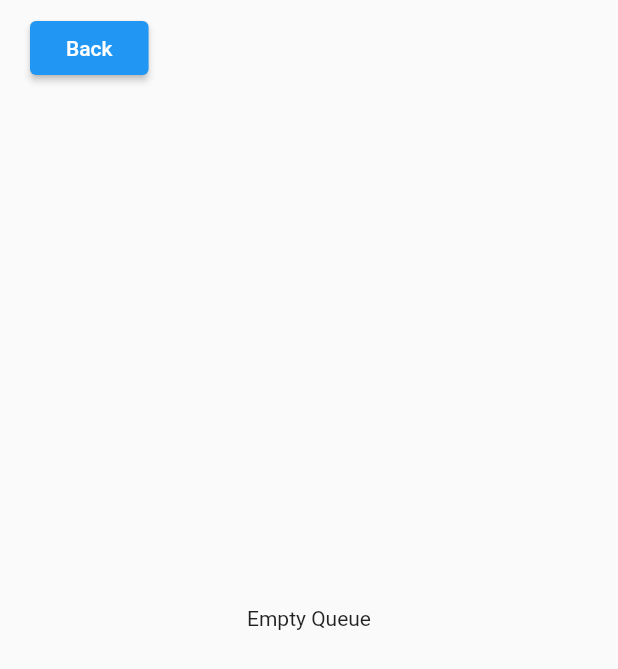
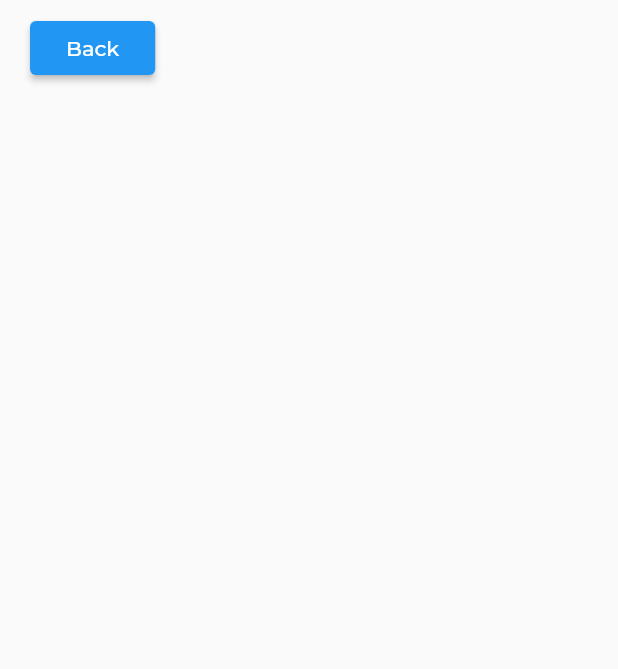
Before and after one commit to Digisailors/saint_school_admin, a Flutter app: the screen it shows once a user with an empty profile is signed in, after a tap on "Carousel", on a phone screen of 412 x 824 dp. Shown: the top 669 px of the screen. Run offline on Flutter 3.47's test engine with Material 2 defaults, Android fonts, the phone set to English and light mode, and no system bars; our stand-ins replace cloud_firestore, firebase_auth, firebase_core, firebase_storage, get, google_fonts; missing offline and left inert: dart:html, image_picker_web; accounts and stored records are empty.

Commit message:
queue fixed

```diff
--- /dev/null
+++ b/lib/controllers/queue_controller.dart
@@ -0,0 +1,47 @@
+import 'dart:async';
+
+import 'package:get/get.dart';
+import 'package:school_app/controllers/session_controller.dart';
+import 'package:school_app/models/student.dart';
+
+class QueueController extends GetxController {
+  static QueueController instance = Get.find();
+  List<Student> queuedStudents = [];
+
+  @override
+  void onInit() {
+    listenQueue();
+    super.onInit();
+  }
+
+  Map<String, String> countDown = {};
+
+  listenQueue() {
+    // printInfo(info: "Listening to queue");
+    queue.orderBy("queuedTime").limit(3).snapshots().listen((event) {
+      queuedStudents = event.docs.map((e) => Student.fromJson(e.data())).toList();
+      // printInfo(info: "Loaded Queue..");
+      // printInfo(info: "Doc changes count : ${event.docChanges.length}");
+      for (var e in event.docChanges) {
+        // printInfo(info: "old index : ${e.oldIndex}, new index : ${e.newIndex}, ");
+        if (e.oldIndex == -1) {
+          var student = Student.fromJson(e.doc.data()!);
+          countDown[student.id] = "00:10";
+          Timer.periodic(const Duration(seconds: 1), (timer) {
+            // printInfo(info: "Seconds : ${timer.tick}, Name : ${student.name} ");
+            countDown[student.id] = "00:" + "${10 - timer.tick}".padLeft(2, '0');
+            update();
+            if (timer.tick == 11) {
+              timer.cancel();
+              e.doc.reference.delete();
+            }
+          });
+        }
+        // printInfo(info: "Called Update");
+      }
+      update();
+    });
+  }
+}
+
+QueueController queueController = QueueController.instance;
--- a/lib/controllers/session_controller.dart
+++ b/lib/controllers/session_controller.dart
@@ -1,5 +1,3 @@
-import 'dart:async';
-
 import 'package:cloud_firestore/cloud_firestore.dart';
 import 'package:flutter/material.dart';
 import 'package:get/get.dart';
@@ -37,13 +35,12 @@ class MySession extends GetxController {
     return items;
   }
 
-  List<Student> queuedStudents = [];
-
   final searchController = TextEditingController();
 
   @override
   onInit() {
     loadStudents();
+
     super.onInit();
   }
 
@@ -68,29 +65,6 @@ class MySession extends GetxController {
     }
   }
 
-  StreamSubscription<QuerySnapshot<Map<String, dynamic>>> listenQueue() {
-    return students.where("inQueue", isEqualTo: true).limit(3).orderBy('queuedTime', descending: false).snapshots().listen((event) {
-      if (event.docs.isEmpty) {
-        queuedStudents = [];
-        update();
-      } else if (event.docs.length < 2) {
-        queuedStudents = event.docs.map((e) => Student.fromJson(e.data())).toList();
-        update();
-      }
-    });
-  }
-
-  loadQueue() {
-    students.where("inQueue", isEqualTo: true).limit(3).orderBy('queuedTime', descending: false).get().then((value) {
-      if (value.docs.isEmpty) {
-        queuedStudents = [];
-      } else {
-        queuedStudents = value.docs.map((e) => Student.fromJson(e.data())).toList();
-      }
-    });
-    update();
-  }
-
   loadStudents() {
     if (searchController.text.isEmpty) {
       students.orderBy(sortBy).get().then((event) {
@@ -111,6 +85,7 @@ class MySession extends GetxController {
 
   set selectedStudent(Student? tempStudent) {
     student = tempStudent;
+
     loadForm();
   }
 
--- a/lib/landing_page.dart
+++ b/lib/landing_page.dart
@@ -2,6 +2,7 @@ import 'package:firebase_auth/firebase_auth.dart';
 import 'package:flutter/material.dart';
 import 'package:get/get.dart';
 import 'package:school_app/controllers/auth_controller.dart';
+import 'package:school_app/controllers/queue_controller.dart';
 import 'package:school_app/screens/log_in.dart';
 
 import 'controllers/class_controller.dart';
@@ -17,10 +18,10 @@ class LandingPage extends StatelessWidget {
     return StreamBuilder<User?>(
       stream: auth.authStateChanges(),
       builder: (BuildContext context, AsyncSnapshot<User?> snapshot) {
-        if (snapshot.connectionState == ConnectionState.active &&
-            snapshot.hasData) {
+        if (snapshot.connectionState == ConnectionState.active && snapshot.hasData) {
           Get.put(MySession());
           Get.put(ClassController());
+
           return Home();
         }
         if (snapshot.connectionState == ConnectionState.waiting) {
--- a/lib/main.dart
+++ b/lib/main.dart
@@ -1,11 +1,13 @@
 import 'package:firebase_core/firebase_core.dart';
 import 'package:flutter/material.dart';
 import 'package:get/get.dart';
+import 'package:google_fonts/google_fonts.dart';
 import 'package:school_app/controllers/session_controller.dart';
 import 'package:school_app/landing_page.dart';
 import 'package:school_app/screens/carousel.dart';
 
 import 'controllers/auth_controller.dart';
+import 'controllers/queue_controller.dart';
 import 'firebase_options.dart';
 
 Future<void> main() async {
@@ -26,11 +28,8 @@ class MyApp extends StatelessWidget {
   Widget build(BuildContext context) {
     return GetMaterialApp(
       title: 'Flutter Demo',
-      theme: ThemeData(primarySwatch: Colors.blue),
+      theme: ThemeData(primarySwatch: Colors.blue, textTheme: GoogleFonts.montserratTextTheme(Theme.of(context).textTheme)),
       home: const LandingPage(),
-      // routes: {
-      // //   '/Carousel': (context) => const Carousel(),
-      // },
     );
   }
 }
--- a/lib/models/student.dart
+++ b/lib/models/student.dart
@@ -17,6 +17,7 @@ class Student extends GetxController {
     this.image,
     this.guardian,
     this.inQueue = false,
+    this.queuedTime,
   });
 
   String name;
@@ -31,6 +32,7 @@ class Student extends GetxController {
   String address;
   String? image;
   bool inQueue;
+  DateTime? queuedTime;
 
   List<String> get searchString {
     List<String> list = [];
@@ -77,7 +79,8 @@ class Student extends GetxController {
       guardian: json["guardian"],
       image: json["image"],
       inQueue: json["inQueue"] ?? false,
-      );
+      // ignore: prefer_null_aware_operators
+      queuedTime: json["queuedTime"] is int ? DateTime.fromMicrosecondsSinceEpoch(json["queuedTime"]) : json["queuedTime"]?.toDate());
 
   Map<String, dynamic> toJson() => {
         "name": name,
--- a/lib/screens/carousel.dart
+++ b/lib/screens/carousel.dart
@@ -1,6 +1,6 @@
 import 'package:flutter/material.dart';
 import 'package:get/get.dart';
-import 'package:school_app/controllers/session_controller.dart';
+import 'package:school_app/controllers/queue_controller.dart';
 import 'package:school_app/screens/id.dart';
 
 class Carousel extends StatefulWidget {
@@ -12,14 +12,15 @@ class Carousel extends StatefulWidget {
 
 class _CarouselState extends State<Carousel> {
   @override
-  void initState() {
-    session.listenQueue();
-    super.initState();
+  void dispose() {
+    queueController.queuedStudents.clear();
+    super.dispose();
   }
 
   @override
-  void dispose() {
-    super.dispose();
+  void initState() {
+    Get.put((QueueController()));
+    super.initState();
   }
 
   @override
@@ -39,16 +40,33 @@ class _CarouselState extends State<Carousel> {
         ),
       ),
       body: GetBuilder(
-          init: session,
-          builder: (context) {
-            if (session.queuedStudents.isEmpty) {
-              return const Center(
-                child: Text("Empty Queue"),
-              );
-            } else {
-              return Row(children: session.queuedStudents.map((e) => Expanded(child: Idcard(student: e))).toList());
-            }
-          }),
+        init: queueController,
+        builder: (_) {
+          return Row(
+              children: queueController.queuedStudents
+                  .map((e) => Expanded(
+                          child: Idcard(
+                        student: e,
+                        string: queueController.countDown[e.id] ?? '',
+                      )))
+                  .toList());
+        },
+      ),
+      // body: StreamBuilder<QuerySnapshot<Map<String, dynamic>>>(
+      //   stream: queue.orderBy("queuedTime").limit(3).snapshots(),
+      //   builder: (BuildContext context, AsyncSnapshot<QuerySnapshot<Map<String, dynamic>>> snapshot) {
+      //     if (snapshot.connectionState == ConnectionState.active || snapshot.hasData) {
+      //       List<Student> studentList = snapshot.data?.docs.map((e) => Student.fromJson(e.data())).toList() ?? [];
+      //       return Row(children: studentList.map((e) => Expanded(child: Idcard(student: e))).toList());
+      //     }
+      //     if (snapshot.hasError) {
+      //       return Center(child: Text(snapshot.error.toString()));
+      //     }
+      //     return const Center(
+      //       child: CircularProgressIndicator(),
+      //     );
+      //   },
+      // ),
     );
   }
 }
--- a/lib/widgets/dashboard/queued_student.dart
+++ b/lib/widgets/dashboard/queued_student.dart
@@ -1,4 +1,8 @@
+import 'package:cloud_firestore/cloud_firestore.dart';
+import 'package:flutter/cupertino.dart';
 import 'package:flutter/material.dart';
+import 'package:school_app/controllers/session_controller.dart';
+import 'package:school_app/models/student.dart';
 
 class QueueList extends StatelessWidget {
   const QueueList({Key? key}) : super(key: key);
@@ -11,9 +15,50 @@ class QueueList extends StatelessWidget {
         appBar: AppBar(
           title: const Text("Queue"),
           centerTitle: true,
+          actions: [
+            IconButton(
+                onPressed: () {
+                  showDialog(
+                      context: context,
+                      builder: (context) {
+                        return AlertDialog(
+                          content: const Text("Exoprt is under development"),
+                          actions: [
+                            TextButton(
+                                onPressed: () {
+                                  Navigator.of(context).pop();
+                                },
+                                child: const Text("Okay"))
+                          ],
+                        );
+                      });
+                },
+                icon: const Icon(
+                  CupertinoIcons.cloud_download,
+                  color: Colors.white,
+                ))
+          ],
         ),
-        body: const Center(
-          child: Text("Under Development"),
+        body: StreamBuilder<QuerySnapshot<Map<String, dynamic>>>(
+          stream: queue.orderBy('queuedTime', descending: true).snapshots(),
+          // initialData: initialData,
+          builder: (BuildContext context, AsyncSnapshot<QuerySnapshot<Map<String, dynamic>>> snapshot) {
+            if (snapshot.connectionState == ConnectionState.active && snapshot.hasData) {
+              var students = snapshot.data!.docs.map((e) => Student.fromJson(e.data())).toList();
+              return ListView.builder(
+                  itemCount: students.length,
+                  itemBuilder: (context, index) {
+                    return ListTile(
+                      title: Text(students[index].id),
+                      subtitle: Text("Last Queue Time : ${students[index].queuedTime}"),
+                    );
+                  });
+            } else {
+              return const Center(
+                child: CircularProgressIndicator(),
+              );
+            }
+          },
         ),
       ),
     );
--- a/pubspec.yaml
+++ b/pubspec.yaml
@@ -41,6 +41,8 @@ dependencies:
   get: ^4.6.1
   image_picker_web: ^2.1.1
   mime_type: ^1.0.0
+  text_to_speech: ^0.2.3
+  google_fonts: ^2.3.1
 
 dev_dependencies:
   flutter_test:
@@ -67,6 +69,7 @@ flutter:
   # To add assets to your application, add an assets section, like this:
   assets:
     - assets/
+    - Montserrat/
   #   - images/a_dot_ham.jpeg
 
   # An image asset can refer to one or more resolution-specific "variants", see
```
Also changed, not shown: lib/screens/ID.dart (+112 -73 lines), pubspec.lock. Lines whose indentation alone changed are shown as unchanged.
